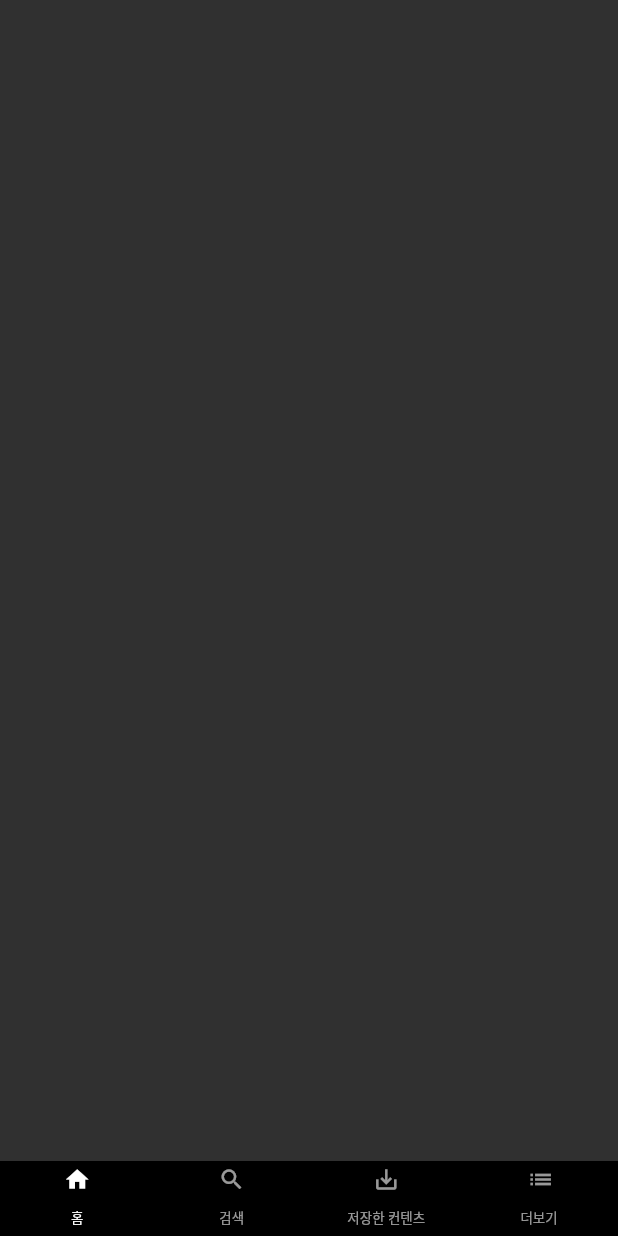
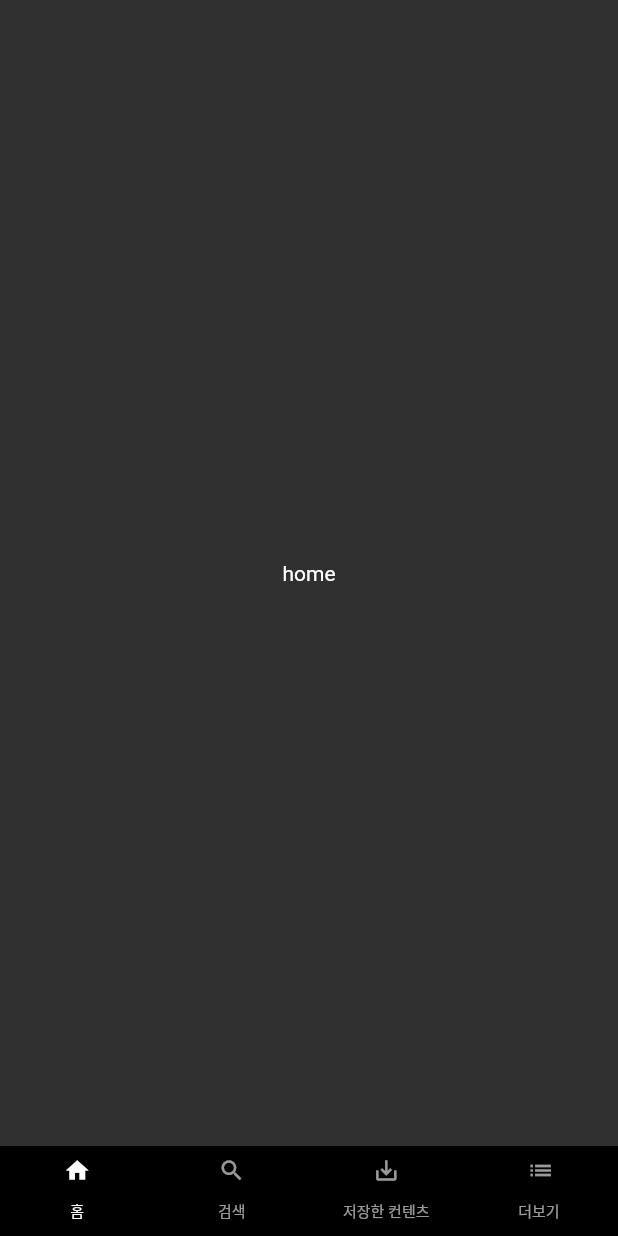
Before and after one commit to serve1103/NetflixCC, a Flutter app: the screen it shows after launch, on a phone screen of 412 x 824 dp. Run offline on Flutter 3.47's test engine with Material 2 defaults, Android fonts, the phone set to English and light mode, and no system bars.

Commit message:
netflix font size and check view container

```diff
--- a/netflixcc/lib/main.dart
+++ b/netflixcc/lib/main.dart
@@ -2,23 +2,24 @@ import 'package:flutter/material.dart';
 import 'package:netflixcc/widget/bottom_bar.dart';
 
 void main() => runApp(MyApp());
-  //201107 시작
+//201107 시작
 
 //MyApp의 상태를 관리하는 _MyAppState 클래스
-class MyApp extends StatefulWidget{
+class MyApp extends StatefulWidget {
   _MyAppState createState() => _MyAppState();
 }
 
 class _MyAppState extends State<MyApp> {
   TabController controller;
+
   @override
   Widget build(BuildContext context) {
     // TODO: implement build
     return MaterialApp(
       title: 'netflix',
       theme: ThemeData(
-        brightness: Brightness.dark ,
-        primaryColor: Colors.black ,
+        brightness: Brightness.dark,
+        primaryColor: Colors.black,
         accentColor: Colors.white,
       ),
       home: DefaultTabController(
@@ -27,13 +28,40 @@ class _MyAppState extends State<MyApp> {
           body: TabBarView(
             // TODO: NeverScrollableScrollPhysics
             // 손가락으로 탭이 넘어가는 것을 방지
-            physics: NeverScrollableScrollPhysics(
-            ),
+            physics: NeverScrollableScrollPhysics(),
             children: <Widget>[
-              Container(),
-              Container(),
-              Container(),
-              Container(),
+              //TODO: Home Container
+              Container(
+                child: Center(
+                  child: Text(
+                    'home',
+                  ),
+                ),
+              ),
+              //TODO: Search Container
+              Container(
+                child: Center(
+                  child: Text(
+                    'search',
+                  ),
+                ),
+              ),
+              //TODO: Save Container
+              Container(
+                child: Center(
+                  child: Text(
+                    'saveContent',
+                  ),
+                ),
+              ),
+              //TODO: More Container
+              Container(
+                child: Center(
+                  child: Text(
+                    'more',
+                  ),
+                ),
+              ),
             ],
           ),
           bottomNavigationBar: Bottom(),
--- a/netflixcc/lib/widget/bottom_bar.dart
+++ b/netflixcc/lib/widget/bottom_bar.dart
@@ -7,7 +7,7 @@ class Bottom extends StatelessWidget {
     return Container(
       color: Colors.black,
       child: Container(
-        height: 50,
+        height: 60,
         child: TabBar(
           labelColor: Colors.white,
           unselectedLabelColor: Colors.white60,
@@ -22,7 +22,7 @@ class Bottom extends StatelessWidget {
               child: Text(
                 '홈',
                 style: TextStyle(
-                  fontSize: 9,
+                  fontSize: 10,
                 ),
               ),
             ),
@@ -35,7 +35,7 @@ class Bottom extends StatelessWidget {
               child: Text(
                 '검색',
                 style: TextStyle(
-                  fontSize: 9,
+                  fontSize: 10,
                 ),
               ),
             ),
@@ -48,7 +48,7 @@ class Bottom extends StatelessWidget {
               child: Text(
                 '저장한 컨텐츠',
                 style: TextStyle(
-                  fontSize: 9,
+                  fontSize: 10,
                 ),
               ),
             ),
@@ -61,7 +61,7 @@ class Bottom extends StatelessWidget {
               child: Text(
                 '더보기 ',
                 style: TextStyle(
-                  fontSize: 9,
+                  fontSize: 10,
                 ),
               ),
             ),
```
